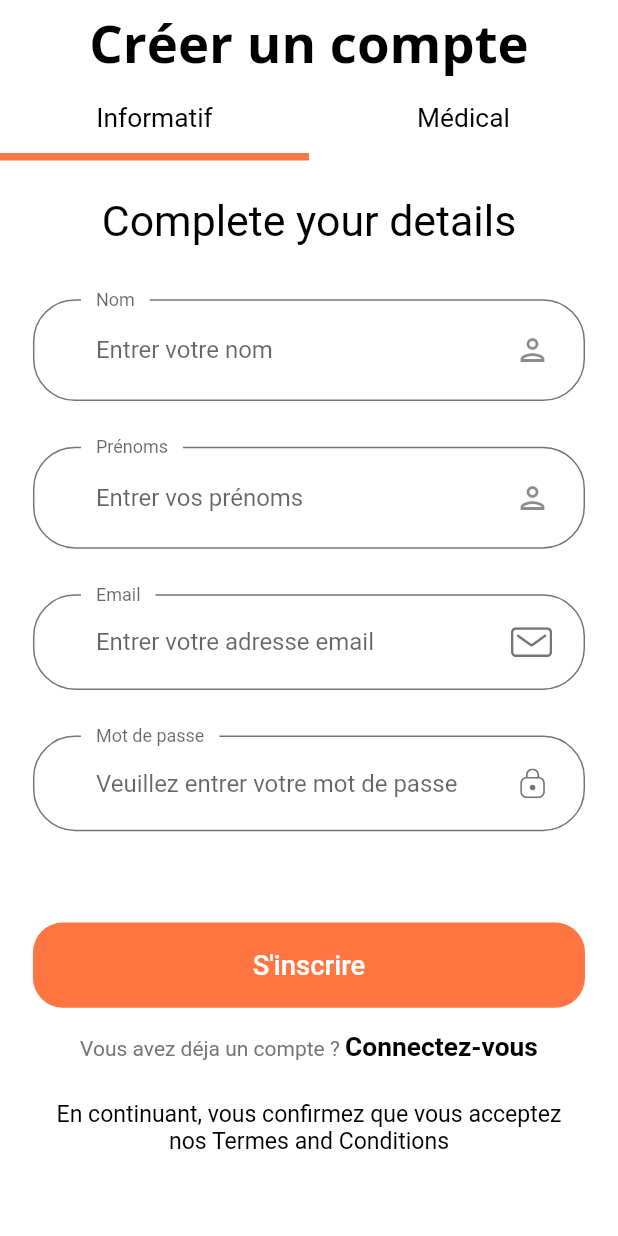
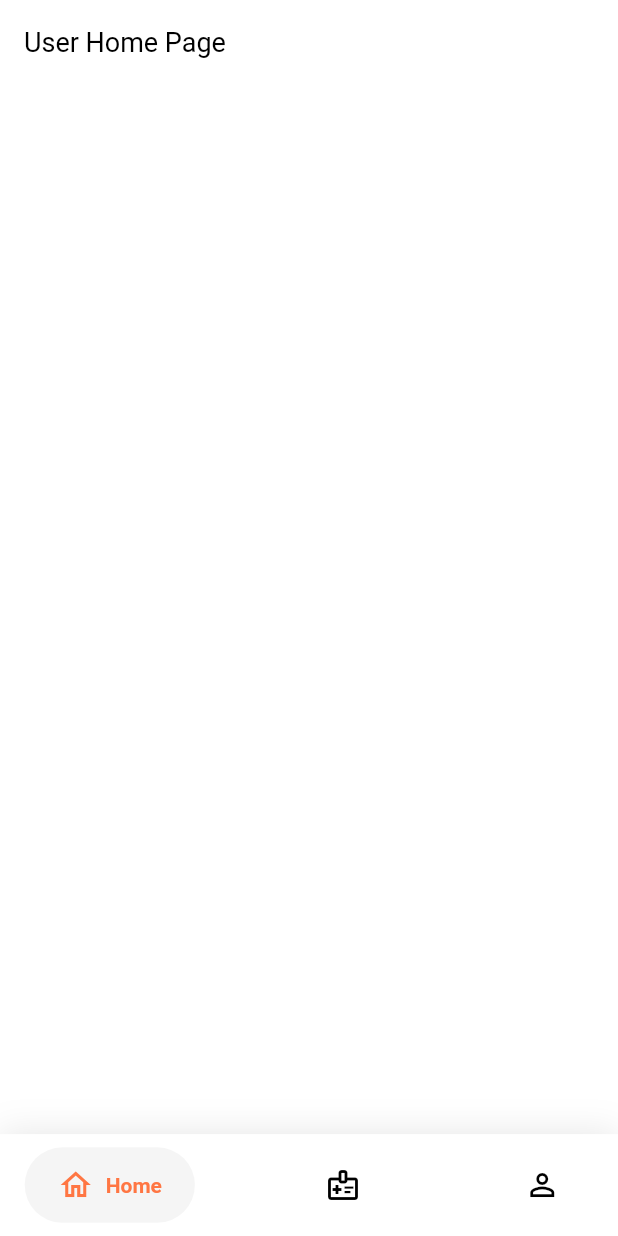
Before and after one commit to Harley755/medical_projet_licence, a Flutter app: the screen it shows after launch, on a phone screen of 412 x 824 dp. Run offline on Flutter 3.47's test engine with Material 2 defaults, Android fonts, the phone set to English and light mode, and no system bars; drawn by our look-alikes of google_nav_bar; our stand-ins replace dots_indicator, firebase_core, flutter_svg, google_fonts; accounts and stored records are empty; Roboto replaces fonts that are missing (Muli).

Commit message:
Add front role dashboard • User Dashboard

```diff
--- a/lib/main.dart
+++ b/lib/main.dart
@@ -3,6 +3,7 @@ import 'package:firebase_core/firebase_core.dart';
 import 'package:medical_projet/routes.dart';
 import 'package:medical_projet/screens/auth/auth_screen.dart';
 import 'package:medical_projet/screens/auth/informative_account/sign_up/sign_up_screen.dart';
+import 'package:medical_projet/screens/dashboard/user/components/user_navigation_bar.dart';
 import 'package:medical_projet/theme.dart';
 import 'firebase_options.dart';
 
@@ -24,8 +25,7 @@ class MyApp extends StatelessWidget {
       debugShowCheckedModeBanner: false,
       title: 'Medical Assistance App',
       theme: theme(),
-      initialRoute: AuthScreen.routeName,
-      routes: routes,
+      home: const UserNavigationBar(),
     );
   }
 }
--- a/lib/routes.dart
+++ b/lib/routes.dart
@@ -4,6 +4,7 @@ import 'package:medical_projet/screens/auth/informative_account/sign_in/sign_in_
 import 'package:medical_projet/screens/auth/informative_account/sign_up/sign_up_screen.dart';
 import 'package:medical_projet/screens/auth/medical_account/sign_in/sign_in_screen.dart';
 import 'package:medical_projet/screens/auth/medical_account/sign_up/sign_up_screen.dart';
+import 'package:medical_projet/screens/dashboard/users_dashboard.dart';
 
 final Map<String, WidgetBuilder> routes = {
   AuthScreen.routeName: (context) => const AuthScreen(),
@@ -15,4 +16,7 @@ final Map<String, WidgetBuilder> routes = {
   // AUTH ACCOUNT SIGN_IN
   MedicalSignUpScreen.routeName: (context) => const MedicalSignUpScreen(),
   MedicalSignInScreen.routeName: (context) => const MedicalSignInScreen(),
+
+  // USER DASHBOARD CHOICE
+  UsersDashboardScreen.routeName: (context) => const UsersDashboardScreen(),
 };
--- a/lib/screens/auth/medical_account/sign_in/components/sign_in_form.dart
+++ b/lib/screens/auth/medical_account/sign_in/components/sign_in_form.dart
@@ -1,8 +1,8 @@
 import 'package:flutter/material.dart';
 import 'package:medical_projet/components/custom_suffix_icon.dart';
 import 'package:medical_projet/components/default_button.dart';
-import 'package:medical_projet/components/form_error.dart';
 import 'package:medical_projet/constants.dart';
+import 'package:medical_projet/screens/dashboard/users_dashboard.dart';
 import 'package:medical_projet/size_config.dart';
 
 class MedicalSignInForm extends StatefulWidget {
@@ -54,7 +54,7 @@ class _MedicalSignInFormState extends State<MedicalSignInForm> {
               if (_formKey.currentState!.validate()) {
                 _formKey.currentState!.save();
                 // if all are valid then go to success screen
-                // Navigator.pushNamed(context, CompleteProfileScreen.routeName);
+                Navigator.pushNamed(context, UsersDashboardScreen.routeName);
               }
             },
           ),
--- /dev/null
+++ b/lib/screens/dashboard/user/components/user_navigation_bar.dart
@@ -0,0 +1,98 @@
+import 'package:flutter/material.dart';
+import 'package:google_nav_bar/google_nav_bar.dart';
+import 'package:medical_projet/constants.dart';
+import 'package:medical_projet/screens/dashboard/user/utils/global_variables.dart';
+import 'package:medical_projet/size_config.dart';
+
+class UserNavigationBar extends StatefulWidget {
+  const UserNavigationBar({super.key});
+
+  @override
+  State<UserNavigationBar> createState() => _UserNavigationBarState();
+}
+
+class _UserNavigationBarState extends State<UserNavigationBar> {
+  int _selectedIndex = 0;
+
+  late PageController pageController;
+
+  @override
+  void initState() {
+    pageController = PageController();
+    super.initState();
+  }
+
+  void navigatorTapped(int page) {
+    pageController.jumpToPage(page);
+  }
+
+  void onPageChanged(int page) {
+    setState(() {
+      _selectedIndex = page;
+      print(_selectedIndex);
+    });
+  }
+
+  @override
+  Widget build(BuildContext context) {
+    SizeConfig().init(context);
+    return Scaffold(
+      backgroundColor: Colors.white,
+      body: PageView(
+        physics: const NeverScrollableScrollPhysics(),
+        controller: pageController,
+        onPageChanged: (value) => onPageChanged(value),
+        children: userScreenItems,
+      ),
+      bottomNavigationBar: Container(
+        decoration: BoxDecoration(
+          color: Colors.white,
+          boxShadow: [
+            BoxShadow(
+              blurRadius: 20,
+              color: Colors.black.withOpacity(.1),
+            )
+          ],
+        ),
+        child: SafeArea(
+          child: Padding(
+            padding: EdgeInsets.symmetric(
+              horizontal: getProportionateScreenWidth(15.0),
+              vertical: getProportionateScreenWidth(8),
+            ),
+            child: GNav(
+              rippleColor: Colors.grey[300]!,
+              hoverColor: Colors.grey[100]!,
+              gap: 8,
+              activeColor: kPrimaryColor,
+              iconSize: 24,
+              padding: EdgeInsets.symmetric(
+                horizontal: getProportionateScreenWidth(20),
+                vertical: getProportionateScreenWidth(12),
+              ),
+              duration: const Duration(milliseconds: 400),
+              tabBackgroundColor: Colors.grey[100]!,
+              color: Colors.black,
+              tabs: const [
+                GButton(
+                  icon: Icons.home_outlined,
+                  text: 'Home',
+                ),
+                GButton(
+                  icon: Icons.medical_information_outlined,
+                  text: 'Infos Médciale',
+                ),
+                GButton(
+                  icon: Icons.person_outline,
+                  text: 'Profile',
+                ),
+              ],
+              selectedIndex: _selectedIndex,
+              onTabChange: navigatorTapped,
+            ),
+          ),
+        ),
+      ),
+    );
+  }
+}
--- /dev/null
+++ b/lib/screens/dashboard/user/pages/home/user_home_page.dart
@@ -0,0 +1,23 @@
+import 'package:flutter/material.dart';
+
+class UserHomePage extends StatefulWidget {
+  const UserHomePage({super.key});
+
+  @override
+  State<UserHomePage> createState() => _UserHomePageState();
+}
+
+class _UserHomePageState extends State<UserHomePage> {
+  @override
+  Widget build(BuildContext context) {
+    return SafeArea(
+        child: Scaffold(
+      appBar: AppBar(
+        title: const Text(
+          "User Home Page",
+          style: TextStyle(color: Colors.black),
+        ),
+      ),
+    ));
+  }
+}
--- /dev/null
+++ b/lib/screens/dashboard/user/utils/global_variables.dart
@@ -0,0 +1,15 @@
+import 'package:flutter/material.dart';
+import 'package:medical_projet/screens/dashboard/user/pages/home/user_home_page.dart';
+import 'package:medical_projet/screens/dashboard/user/pages/medical/user_medical_page.dart';
+import 'package:medical_projet/screens/dashboard/user/pages/profile/user_profile_page.dart';
+
+const TextStyle optionStyle = TextStyle(
+  fontSize: 30,
+  fontWeight: FontWeight.w600,
+);
+
+List<Widget> userScreenItems = [
+  const UserHomePage(),
+  const UserMedicalPage(),
+  const UserProfilePage(),
+];
--- a/pubspec.yaml
+++ b/pubspec.yaml
@@ -40,6 +40,7 @@ dependencies:
   flutter_svg: ^2.0.5
   google_fonts: ^4.0.4
   provider: ^6.0.5
+  google_nav_bar: ^5.0.6
 
 dev_dependencies:
   flutter_lints: ^2.0.0
```
Also changed, not shown: lib/screens/auth/informative_account/sign_in/components/sign_in_form.dart (+8 -1 lines), lib/screens/dashboard/dashboard_screen.dart (deleted, +0 -16 lines), lib/screens/dashboard/user/pages/medical/user_medical_page.dart (added, +20 -0 lines), lib/screens/dashboard/user/pages/profile/user_profile_page.dart (added, +23 -0 lines), lib/screens/dashboard/users_dashboard.dart (added, +20 -0 lines), lib/screens/dashboard/user/components/navigation_bar.dart (deleted), pubspec.lock.
